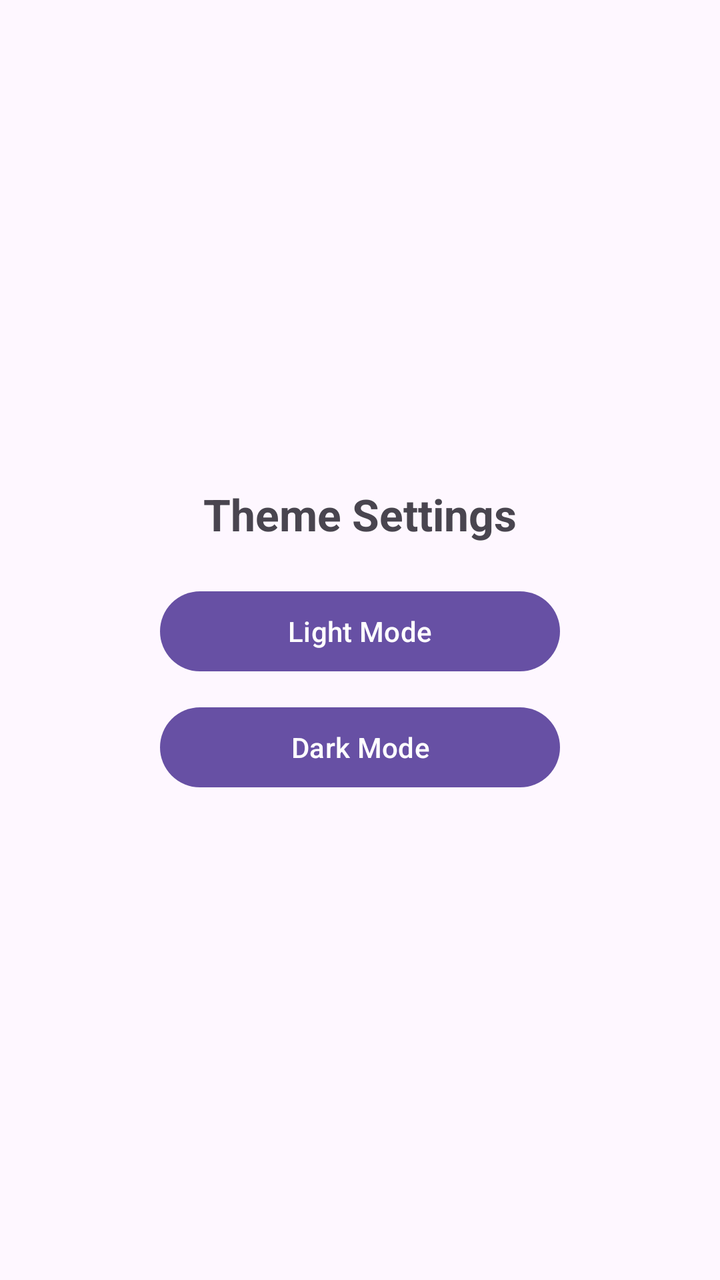
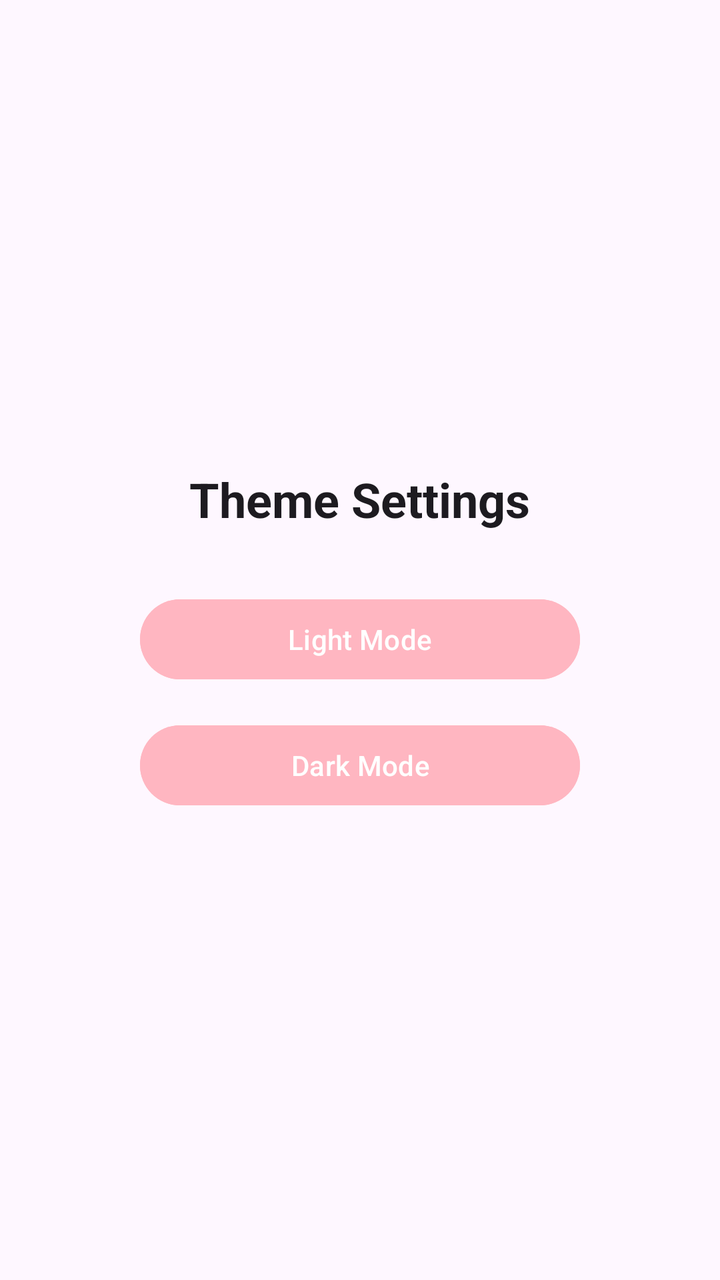

Before-and-after screenshots of an Android layout around one commit, followed by the original layout XML and the change that was made.
<!-- AndroidManifest.xml: application theme Theme.CurrencyConverter -->
<!-- res/layout/activity_settings.xml -->
<?xml version="1.0" encoding="utf-8"?>
<LinearLayout
    xmlns:android="http://schemas.android.com/apk/res/android"
    android:orientation="vertical"
    android:gravity="center"
    android:padding="20dp"
    android:layout_width="match_parent"
    android:layout_height="match_parent">

    <TextView
        android:text="Theme Settings"
        android:textSize="22sp"
        android:textStyle="bold"
        android:layout_marginBottom="20dp"
        android:layout_width="wrap_content"
        android:layout_height="wrap_content"/>

    <Button
        android:id="@+id/lightBtn"
        android:text="Light Mode"
        android:layout_width="200dp"
        android:layout_height="wrap_content"/>

    <Button
        android:id="@+id/darkBtn"
        android:text="Dark Mode"
        android:layout_marginTop="10dp"
        android:layout_width="200dp"
        android:layout_height="wrap_content"/>

</LinearLayout>
<!-- resources referenced by this layout -->
<resources>
  <style name="Theme.CurrencyConverter" parent="Base.Theme.CurrencyConverter" />
  <style name="Base.Theme.CurrencyConverter" parent="Theme.Material3.DayNight.NoActionBar">
          
          
      </style>
</resources>

<!-- the commit's change to res/layout/activity_settings.xml (unified diff, before → after) -->
@@ -4,28 +4,33 @@
     android:orientation="vertical"
     android:gravity="center"
     android:padding="20dp"
+    android:background="?android:colorBackground"
     android:layout_width="match_parent"
     android:layout_height="match_parent">
 
     <TextView
+        android:id="@+id/title"
         android:text="Theme Settings"
-        android:textSize="22sp"
+        android:textSize="24sp"
         android:textStyle="bold"
-        android:layout_marginBottom="20dp"
+        android:textColor="?android:textColorPrimary"
+        android:layout_marginBottom="30dp"
         android:layout_width="wrap_content"
         android:layout_height="wrap_content"/>
 
     <Button
         android:id="@+id/lightBtn"
         android:text="Light Mode"
-        android:layout_width="200dp"
-        android:layout_height="wrap_content"/>
+        android:backgroundTint="#FFB6C1"
+        android:layout_width="220dp"
+        android:layout_height="wrap_content"
+        android:layout_marginBottom="15dp"/>
 
     <Button
         android:id="@+id/darkBtn"
         android:text="Dark Mode"
-        android:layout_marginTop="10dp"
-        android:layout_width="200dp"
+        android:backgroundTint="#FFB6C1"
+        android:layout_width="220dp"
         android:layout_height="wrap_content"/>
 
 </LinearLayout>
